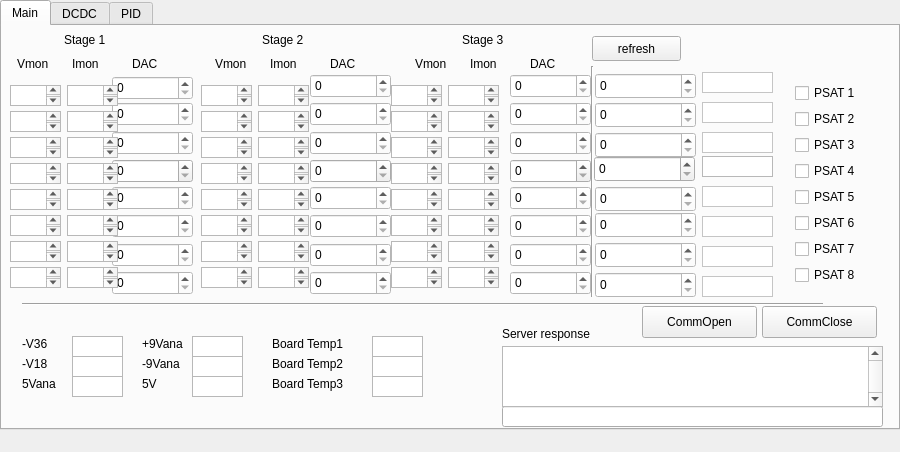
The window that B1B2LO/mainwindow.ui (abegyoung/gusto-gui6) describes before a commit, drawn with Qt 5.
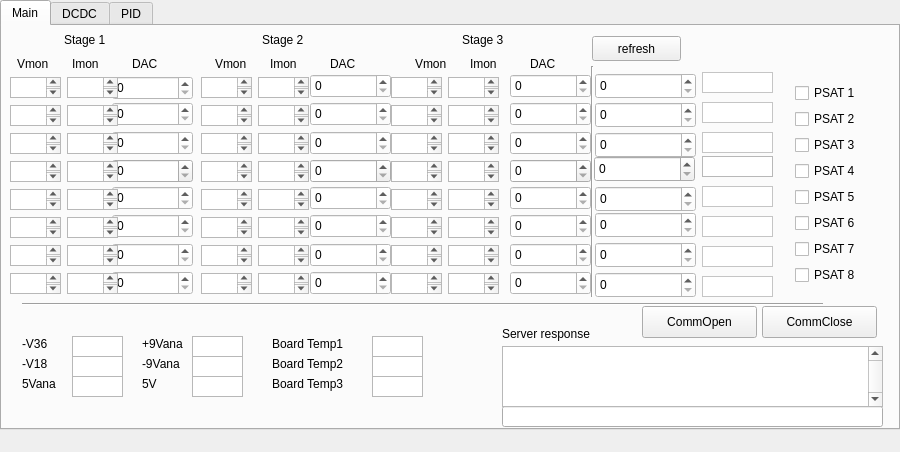
The same window after the commit. Custom widgets are drawn as their Qt base class.

Commit message: working mult layout

What changed in the file:
```diff
--- a/B1B2LO/mainwindow.ui
+++ b/B1B2LO/mainwindow.ui
@@ -11707,9 +11707,9 @@
       <property name="geometry">
        <rect>
         <x>-3</x>
-        <y>43</y>
+        <y>33</y>
         <width>511</width>
-        <height>241</height>
+        <height>261</height>
        </rect>
       </property>
       <layout class="QGridLayout" name="multLayout">
```
Left out of the diff: 96 changed lines with no effect on the pictures. The commit also changes 1 other file.
